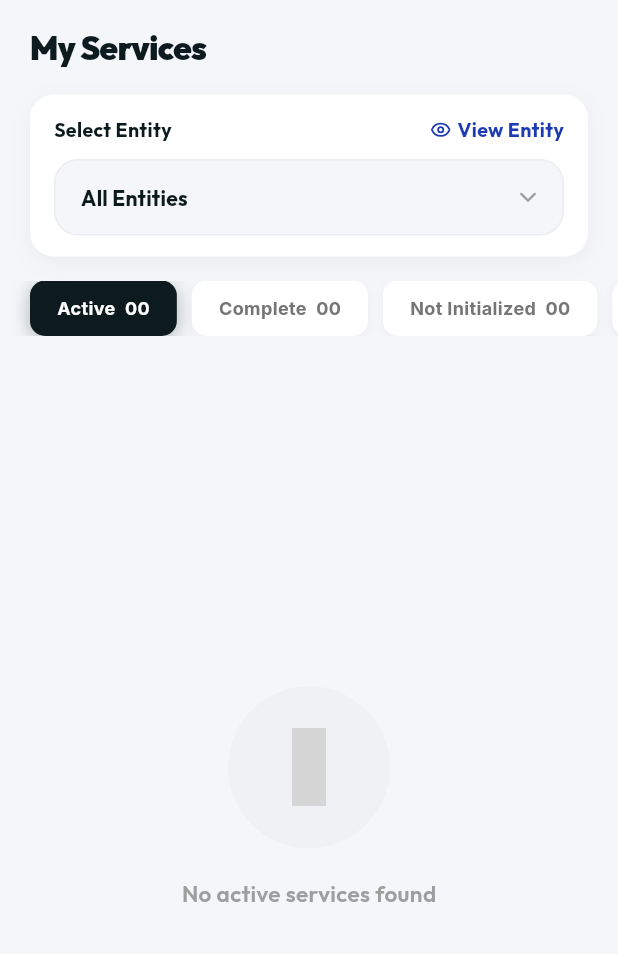
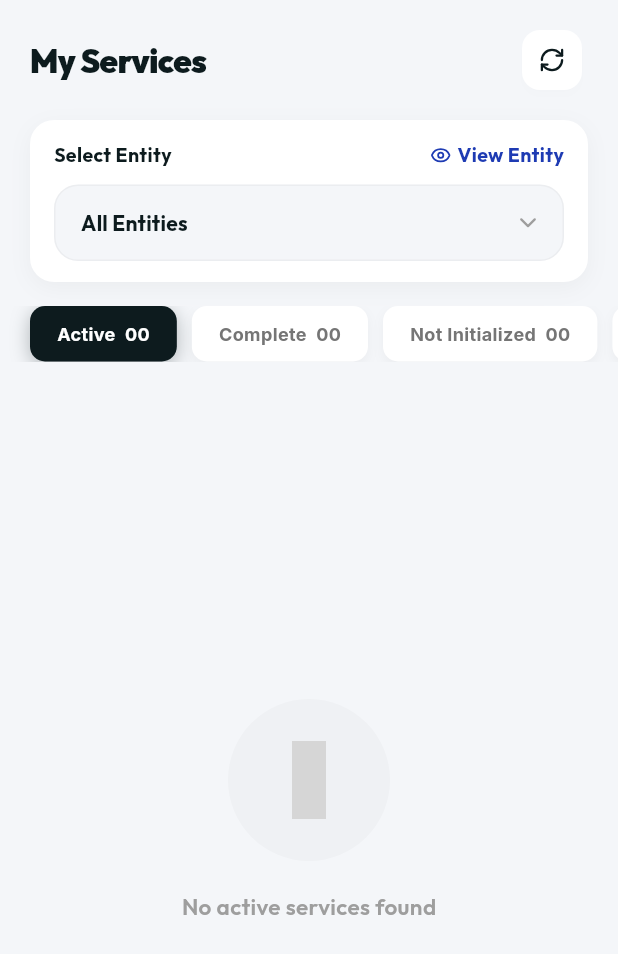
Before and after one commit to VarunVK-18/we_crm, a Flutter app: the OrderTrackerScreen screen opened directly, on a phone screen of 412 x 824 dp. Shown: the top 954 px of the screen. Run offline on Flutter 3.47's test engine with Material 3 defaults, Android fonts, the phone set to English and light mode, and no system bars; our stand-ins replace file_picker, flutter_riverpod, google_fonts, hugeicons, lucide_icons_flutter, pdf and 1 more; accounts and stored records are empty; grey boxes are pictures that could not be loaded.

Commit message:
auto save

```diff
--- a/crm_app/lib/features/orders/order_tracker.dart
+++ b/crm_app/lib/features/orders/order_tracker.dart
@@ -101,7 +101,25 @@ class _OrderTrackerScreenState extends ConsumerState<OrderTrackerScreen> {
                       letterSpacing: -0.5,
                     ),
                   ),
-
+                  const Spacer(),
+                  IconButton(
+                    onPressed: () {
+                      ref.invalidate(serviceOrdersProvider);
+                    },
+                    style: IconButton.styleFrom(
+                      backgroundColor: Colors.white,
+                      shape: RoundedRectangleBorder(
+                        borderRadius: BorderRadius.circular(12),
+                      ),
+                      shadowColor: Colors.black.withValues(alpha: 0.04),
+                      elevation: 2,
+                    ),
+                    icon: const Icon(
+                      LucideIcons.refreshCw,
+                      size: 18,
+                      color: AppTheme.deepTeal,
+                    ),
+                  ),
                 ],
               ),
             ),
@@ -340,10 +358,10 @@ class _ServiceCard extends StatelessWidget {
             bg: const Color(0xFFF0FFF4),
             text: const Color(0xFF16A34A),
           ),
-    // TODO: Handle this case.
-    OrderStage.reqReceived => throw UnimplementedError(),
-    // TODO: Handle this case.
-    OrderStage.testing => throw UnimplementedError(),
+        // TODO: Handle this case.
+        OrderStage.reqReceived => throw UnimplementedError(),
+        // TODO: Handle this case.
+        OrderStage.testing => throw UnimplementedError(),
       };
 
   @override
@@ -497,13 +515,12 @@ class _ServiceCard extends StatelessWidget {
                     overflow: TextOverflow.ellipsis,
                   ),
                 ),
-                // WhatsApp button — visible for active orders with a phone
-                if (isActive && order.expertPhone.isNotEmpty) ...[
+                // WhatsApp button — visible for active orders
+                if (isActive) ...[
                   GestureDetector(
                     onTap: () => openWhatsApp(
-                      phone: order.expertPhone.isNotEmpty
-                          ? order.expertPhone
-                          : '918072286963',
+                      context: context,
+                      phone: order.expertPhone,
                       message:
                           'Hi ${order.assignedExpert}, I have a query regarding my ${order.serviceType} service (${order.id}).',
                     ),
--- a/crm_app/lib/features/orders/service_order_detail_screen.dart
+++ b/crm_app/lib/features/orders/service_order_detail_screen.dart
@@ -34,8 +34,8 @@ class ServiceOrderDetailScreen extends StatelessWidget {
       // ── WhatsApp FAB ─────────────────────────────────────────────────────
       floatingActionButton: FloatingActionButton.extended(
         onPressed: () => openWhatsApp(
-          phone:
-              order.expertPhone.isNotEmpty ? order.expertPhone : '918072286963',
+          context: context,
+          phone: order.expertPhone,
           message:
               'Hi ${order.assignedExpert}, I have a query about my ${order.serviceType} service (${order.id}).',
         ),
--- a/crm_app/lib/features/profile/chat_support_screen.dart
+++ b/crm_app/lib/features/profile/chat_support_screen.dart
@@ -70,6 +70,7 @@ class ChatSupportScreen extends StatelessWidget {
               subtitle: 'Connect with a support agent instantly',
               color: const Color(0xFF25D366),
               onTap: () => openWhatsApp(
+                context: context,
                 phone: '918072286963',
                 message: 'Hi Wealth Empires Support, I need help with...',
               ),
--- a/crm_app/lib/providers/orders_provider.dart
+++ b/crm_app/lib/providers/orders_provider.dart
@@ -7,13 +7,14 @@ import '../models/order_model.dart';
 import 'auth_provider.dart';
 
 /// Real-time stream of [ServiceOrder] documents from the database.
-final serviceOrdersProvider = StreamProvider<List<ServiceOrder>>((ref) {
+final serviceOrdersProvider = StreamProvider<List<ServiceOrder>>((ref) async* {
   final uid = ref.watch(authStateProvider).value?.uid;
-  if (uid == null) return Stream.value([]);
+  if (uid == null) {
+    yield [];
+    return;
+  }
 
-  final controller = StreamController<List<ServiceOrder>>();
-
-  Future<void> fetchOrders() async {
+  while (true) {
     try {
       final response = await http.get(
         Uri.parse('$kBaseUrl/api/my-checklists'),
@@ -39,7 +40,7 @@ final serviceOrdersProvider = StreamProvider<List<ServiceOrder>>((ref) {
             'stage': c['status'] == 'completed' ? 'completed' : (c['status'] == 'pending' ? 'reqReceived' : 'workInProgress'),
             'steps': (c['items'] as List<dynamic>? ?? []).map((i) => {
               'title': i['title'] ?? i['label'] ?? '',
-              'description': i['description'] ?? '',
+              'description': i['description'] ?? i['notes'] ?? '',
               'isCompleted': i['isChecked'] == true,
             }).toList(),
             'requestedDocuments': c['requested_documents'] ?? [],
@@ -51,27 +52,14 @@ final serviceOrdersProvider = StreamProvider<List<ServiceOrder>>((ref) {
           return ServiceOrder.fromMap(mappedData, id);
         }).toList();
 
-        if (!controller.isClosed) {
-          controller.add(orders);
-        }
+        yield orders;
       }
     } catch (e) {
       print("Error fetching real-time service orders: $e");
     }
+
+    await Future.delayed(const Duration(seconds: 4));
   }
-
-  // Fetch immediately on load
-  fetchOrders();
-
-  // Poll database every 4 seconds for real-time progress updates
-  final timer = Timer.periodic(const Duration(seconds: 4), (_) => fetchOrders());
-
-  ref.onDispose(() {
-    timer.cancel();
-    controller.close();
-  });
-
-  return controller.stream;
 });
 
 /// Convenience derived providers for filtered lists.
```
Also changed, not shown: crm_app/lib/core/utils/whatsapp_utils.dart (+29 -5 lines).
